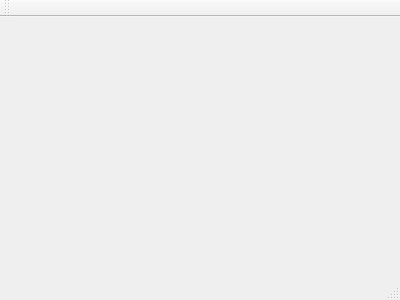
The window that temperMonitor/mainwindow.ui (binbinyantai20161003/temperature-monitor) describes before a commit, drawn with Qt 5.
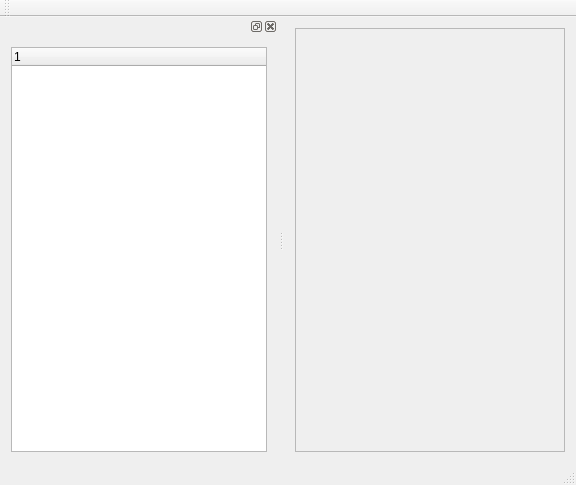
The same window after the commit.

```diff
--- a/temperMonitor/mainwindow.ui
+++ b/temperMonitor/mainwindow.ui
@@ -1,24 +1,88 @@
 <ui version="4.0">
  <class>MainWindow</class>
- <widget class="QMainWindow" name="MainWindow" >
-  <property name="geometry" >
+ <widget class="QMainWindow" name="MainWindow">
+  <property name="geometry">
    <rect>
     <x>0</x>
     <y>0</y>
-    <width>400</width>
-    <height>300</height>
+    <width>576</width>
+    <height>485</height>
    </rect>
   </property>
   <property name="windowTitle" >
    <string>MainWindow</string>
   </property>
-  <widget class="QMenuBar" name="menuBar" />
-  <widget class="QToolBar" name="mainToolBar" />
-  <widget class="QWidget" name="centralWidget" />
-  <widget class="QStatusBar" name="statusBar" />
+  <widget class="QWidget" name="centralWidget">
+   <layout class="QHBoxLayout" name="horizontalLayout">
+    <item>
+     <widget class="QScrollArea" name="scrollArea">
+      <property name="frameShadow">
+       <enum>QFrame::Raised</enum>
+      </property>
+      <property name="widgetResizable">
+       <bool>true</bool>
+      </property>
+      <widget class="QWidget" name="scrollAreaWidgetContents">
+       <property name="geometry">
+        <rect>
+         <x>0</x>
+         <y>0</y>
+         <width>281</width>
+         <height>408</height>
+        </rect>
+       </property>
+       <layout class="QVBoxLayout" name="verticalLayout_2">
+        <item>
+         <widget class="QStackedWidget" name="stackedWidget">
+          <widget class="QWidget" name="page"/>
+          <widget class="QWidget" name="page_2"/>
+         </widget>
+        </item>
+       </layout>
+      </widget>
+     </widget>
+    </item>
+   </layout>
+  </widget>
+  <widget class="QMenuBar" name="menuBar">
+   <property name="geometry">
+    <rect>
+     <x>0</x>
+     <y>0</y>
+     <width>576</width>
+     <height>23</height>
+    </rect>
+   </property>
+  </widget>
+  <widget class="QToolBar" name="mainToolBar">
+   <attribute name="toolBarArea">
+    <enum>TopToolBarArea</enum>
+   </attribute>
+   <attribute name="toolBarBreak">
+    <bool>false</bool>
+   </attribute>
+  </widget>
+  <widget class="QStatusBar" name="statusBar"/>
+  <widget class="QDockWidget" name="dockWidget">
+   <attribute name="dockWidgetArea">
+    <number>1</number>
+   </attribute>
+   <widget class="QWidget" name="dockWidgetContents">
+    <layout class="QVBoxLayout" name="verticalLayout">
+     <item>
+      <widget class="QTreeWidget" name="treeWidget">
+       <column>
+        <property name="text">
+         <string notr="true">1</string>
+        </property>
+       </column>
+      </widget>
+     </item>
+    </layout>
+   </widget>
+  </widget>
  </widget>
- <layoutDefault spacing="6" margin="11" />
- <pixmapfunction></pixmapfunction>
+ <layoutdefault spacing="6" margin="11"/>
  <resources/>
  <connections/>
 </ui>
```
Left out of the diff: 3 changed lines with no effect on the pictures.
